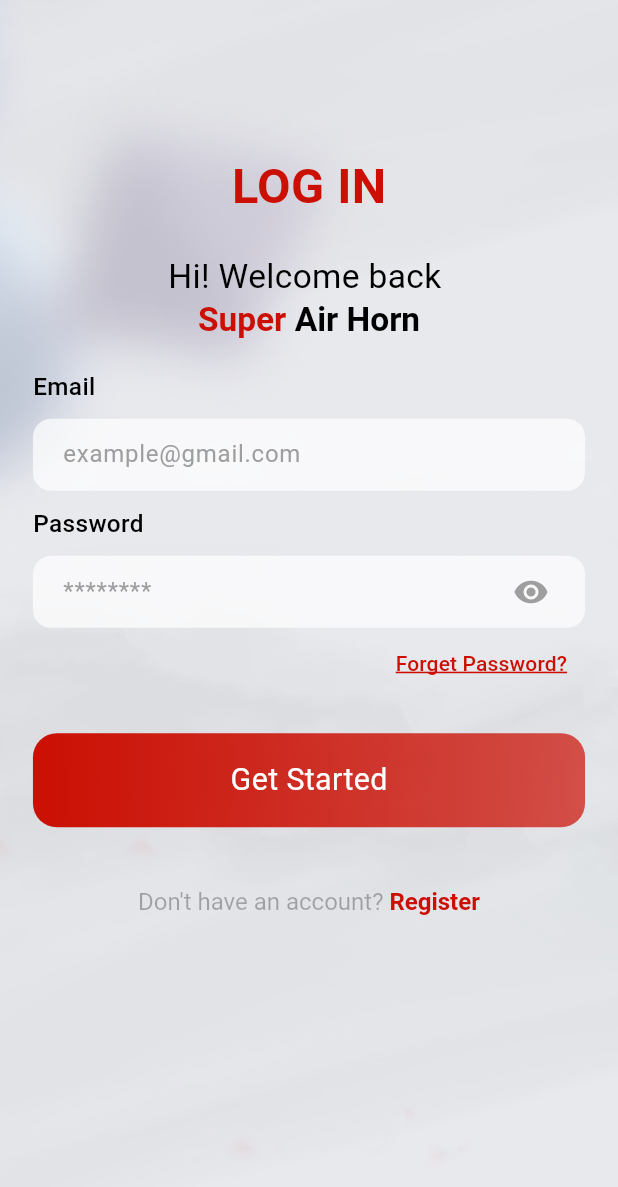
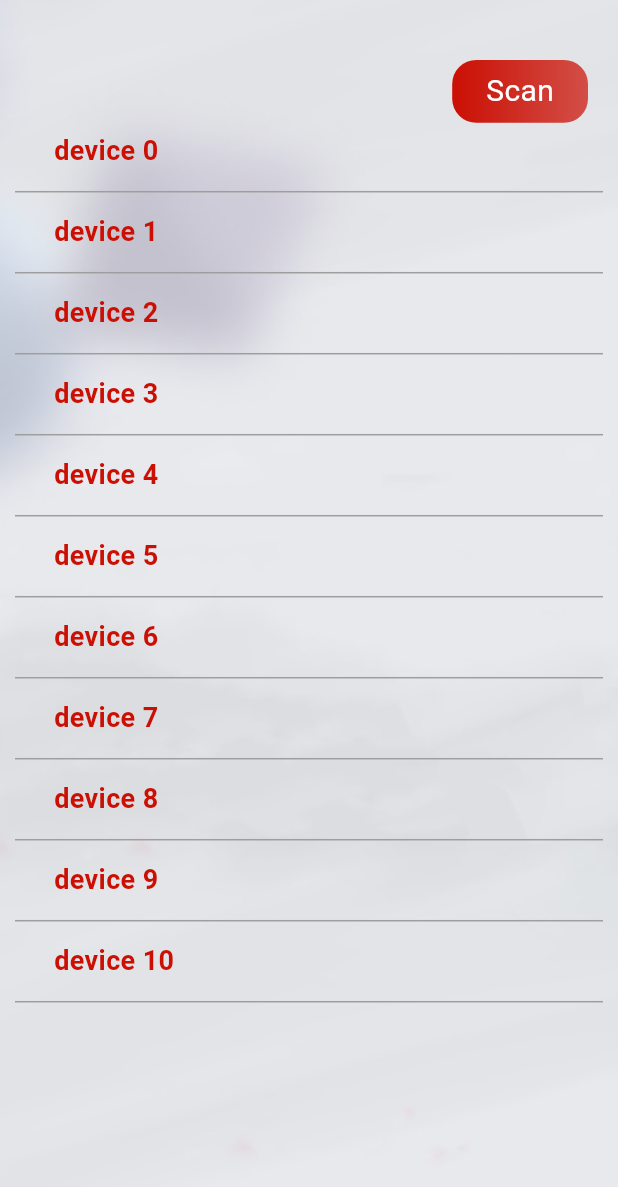
Before and after one commit to UmairYousafzai/Super-Horn, a Flutter app: the screen it shows after launch, on a phone screen of 412 x 824 dp. Shown: the top 1187 px of the screen. Run offline on Flutter 3.47's test engine with Material 3 defaults, Android fonts, the phone set to English and light mode, and no system bars; our stand-ins replace audioplayers, flutter_native_splash, flutter_riverpod, flutter_screenutil, shared_preferences; project files that could hold a hidden picture were left out.

Commit message:
Bluetooth devices list screen design

```diff
--- /dev/null
+++ b/lib/data/models/local/BluetoothDeviceModel.dart
@@ -0,0 +1,14 @@
+
+import 'package:superhorn/domain/entities/bluetooth_device.dart';
+
+class BluetoothDeviceModel extends BluetoothDevice{
+
+  BluetoothDeviceModel({
+    required super.deviceId,
+    required super.deviceName
+  });
+
+  BluetoothDeviceModel.copy(BluetoothDevice device):
+        this(deviceId: device.deviceId,deviceName: device.deviceName);
+
+}
--- /dev/null
+++ b/lib/domain/entities/bluetooth_device.dart
@@ -0,0 +1,13 @@
+
+class BluetoothDevice{
+
+  double? deviceId;
+  String? deviceName;
+
+  BluetoothDevice({
+    required this.deviceId,
+    required this.deviceName
+});
+
+
+}
--- /dev/null
+++ b/lib/domain/entities/states/bluetooth_devices_state.dart
@@ -0,0 +1,30 @@
+
+import 'package:superhorn/domain/entities/bluetooth_device.dart';
+
+class BluetoothDevicesState{
+
+  bool isScanning;
+  bool isConnecting;
+  List<BluetoothDevice> devicesList;
+
+
+  BluetoothDevicesState({
+    this.isScanning=false,
+    this.isConnecting=false,
+    this.devicesList=const []
+  });
+
+
+  BluetoothDevicesState copyWith({
+    bool? isScanning,
+    bool? isConnecting,
+    List<BluetoothDevice>? devicesList
+  }){
+
+    return BluetoothDevicesState(
+        isScanning: isScanning ?? this.isScanning,
+        isConnecting: isConnecting ?? this.isConnecting,
+        devicesList: devicesList ?? this.devicesList
+    );
+}
+}
--- a/lib/main.dart
+++ b/lib/main.dart
@@ -4,6 +4,7 @@ import 'package:flutter_riverpod/flutter_riverpod.dart';
 import 'package:flutter_screenutil/flutter_screenutil.dart';
 import 'package:superhorn/providers/shared_pref_provider.dart';
 import 'package:superhorn/screens/auth/login_screen.dart';
+import 'package:superhorn/screens/connectivity/bluetooth_devices_widget.dart';
 import 'package:superhorn/screens/homescreen.dart';
 
 void main() async {
@@ -49,7 +50,8 @@ class MyApp extends ConsumerWidget {
           builder: (context, child) {
             return MaterialApp(
               debugShowCheckedModeBanner: false,
-              home: userExists ? Homescreen() : const LoginScreen(),
+             // home: userExists ? Homescreen() : const LoginScreen(),
+              home: BluetoothDevicesWidget(),
             );
           },
         );
--- /dev/null
+++ b/lib/providers/bluetooth_devices_provider.dart
@@ -0,0 +1,32 @@
+
+import 'package:flutter_riverpod/flutter_riverpod.dart';
+import 'package:superhorn/domain/entities/states/bluetooth_devices_state.dart';
+
+
+class BluetoothDevicesNotifier extends StateNotifier<BluetoothDevicesState>{
+  BluetoothDevicesNotifier():super(BluetoothDevicesState());
+
+  void setScanning(bool isScanning){
+
+    state=state.copyWith(
+      isScanning: isScanning,
+    );
+
+    if(!isScanning){
+      state=state.copyWith(
+          isConnecting: false
+      );
+    }
+  }
+
+  void setConnecting(bool isConnecting){
+    state=state.copyWith(
+      isConnecting: isConnecting
+    );
+  }
+}
+
+
+final bluetoothDevicesStateProvider = StateNotifierProvider<BluetoothDevicesNotifier,BluetoothDevicesState>((ref){
+  return BluetoothDevicesNotifier();
+});
--- /dev/null
+++ b/lib/screens/connectivity/bluetooth_devices_widget.dart
@@ -0,0 +1,95 @@
+import 'package:flutter/material.dart';
+import 'package:flutter_riverpod/flutter_riverpod.dart';
+import 'package:flutter_screenutil/flutter_screenutil.dart';
+import 'package:superhorn/domain/entities/bluetooth_device.dart';
+import 'package:superhorn/providers/bluetooth_devices_provider.dart';
+import 'package:superhorn/screens/widgets/bluetooth_device_item_widget.dart';
+import 'package:superhorn/utils/media_query_extension.dart';
+
+import '../widgets/buttons.dart';
+class BluetoothDevicesWidget extends ConsumerStatefulWidget{
+  @override
+  ConsumerState<ConsumerStatefulWidget> createState() {
+    return BluetoothDevicesState();
+  }
+
+}
+
+
+class BluetoothDevicesState extends ConsumerState<BluetoothDevicesWidget>{
+
+  List<BluetoothDevice> devices=[];
+
+
+  void initDummyDevicesList() {
+    for(int i=0;i<=10;i++){
+      devices.add(new BluetoothDevice(deviceId: i.toDouble(), deviceName: "device $i"));
+    }
+  }
+
+
+  @override
+  void initState() {
+    initDummyDevicesList();
+    super.initState();
+  }
+
+
+  @override
+  Widget build(BuildContext context) {
+    final state = ref.watch(bluetoothDevicesStateProvider);
+    final stateNotifier = ref.read(bluetoothDevicesStateProvider.notifier);
+
+    return Scaffold(
+      body: GestureDetector(
+      child: Container(
+          width: MediaQuery.of(context).size.width,
+          height: MediaQuery.of(context).size.height,
+          decoration: const BoxDecoration(
+            image: DecorationImage(
+              image: AssetImage('assets/background.png'),
+              fit: BoxFit.cover, // Ensures the image covers the entire screen
+            ),
+          ),
+          child:Column(
+            crossAxisAlignment: CrossAxisAlignment.end,
+            children: [
+
+              Padding(padding: const EdgeInsets.only(top: 40,right: 20),
+              child:
+              primaryButton(
+                  context,
+                   Text(!state.isScanning?"Scan":"Stop", style: TextStyle(fontSize: 20, color: Colors.white),),
+                      () async {
+                    stateNotifier.setScanning(!state.isScanning);
+                      },
+              width: context.mqW(0.2.w),
+              height: context.mqH(0.05.h)
+              )),
+
+              Expanded(
+                child: Container(
+                  child: ListView.builder(
+                    itemCount: devices.length,
+                      itemBuilder:(context,index){
+                    return Padding(
+                      padding: const EdgeInsets.symmetric(horizontal: 10),
+                        child: Column(
+                          children: [
+                            BluetoothDeviceItemWidget(device: devices[index]),
+                            const Divider(color: Colors.grey,)
+                          ],
+                        ));
+                  }
+
+                  ),
+                ),
+              )
+              ],
+    )
+    )));
+  }
+
+
+
+}
--- /dev/null
+++ b/lib/screens/widgets/bluetooth_device_item_widget.dart
@@ -0,0 +1,48 @@
+
+
+
+import 'package:flutter/cupertino.dart';
+import 'package:flutter/material.dart';
+import 'package:flutter_riverpod/flutter_riverpod.dart';
+import 'package:superhorn/core/theme/colors.dart';
+import 'package:superhorn/domain/entities/bluetooth_device.dart';
+
+import '../../providers/bluetooth_devices_provider.dart';
+
+class BluetoothDeviceItemWidget extends ConsumerWidget{
+  BluetoothDevice device;
+  BluetoothDeviceItemWidget({required this.device});
+
+  @override
+  Widget build(BuildContext context,ref) {
+    final state = ref.watch(bluetoothDevicesStateProvider);
+    final stateNotifier = ref.read(bluetoothDevicesStateProvider.notifier);
+
+    return Padding(
+      padding: const EdgeInsets.only(left: 20),
+      child: InkWell(
+        onTap: (){
+          stateNotifier.setConnecting(!state.isConnecting);
+        },
+        child: Row(
+          mainAxisSize: MainAxisSize.max,
+          mainAxisAlignment: MainAxisAlignment.spaceBetween,
+          children: [
+            Padding(
+              padding: const EdgeInsets.all(6.0),
+              child: Text(device.deviceName!,
+              style: TextStyle(
+                fontSize: 18,
+                fontWeight: FontWeight.w700,
+                color: AColors.primaryColor
+              ),),
+            ),
+            if(state.isConnecting && state.isScanning)
+            CircularProgressIndicator(color:AColors.primaryColor,strokeWidth: 1,)
+          ],
+        ),
+      ),
+    );
+  }
+
+}
--- a/lib/screens/widgets/buttons.dart
+++ b/lib/screens/widgets/buttons.dart
@@ -4,12 +4,12 @@ import 'package:superhorn/utils/media_query_extension.dart';
 
 import '../../core/theme/colors.dart';
 
-primaryButton(BuildContext context, Widget child, VoidCallback onTap) {
+primaryButton(BuildContext context, Widget child, VoidCallback onTap,{double? width,double? height}) {
   return GestureDetector(
     onTap: onTap,
     child: Container(
-      height: context.mqH(0.075.h),
-      width: context.mqW(0.9.w),
+      height: height ?? context.mqH(0.075.h),
+      width: width ?? context.mqW(0.9.w),
       decoration: BoxDecoration(
           gradient: LinearGradient(
             colors: [
```
Also changed, not shown: 6 other files.
